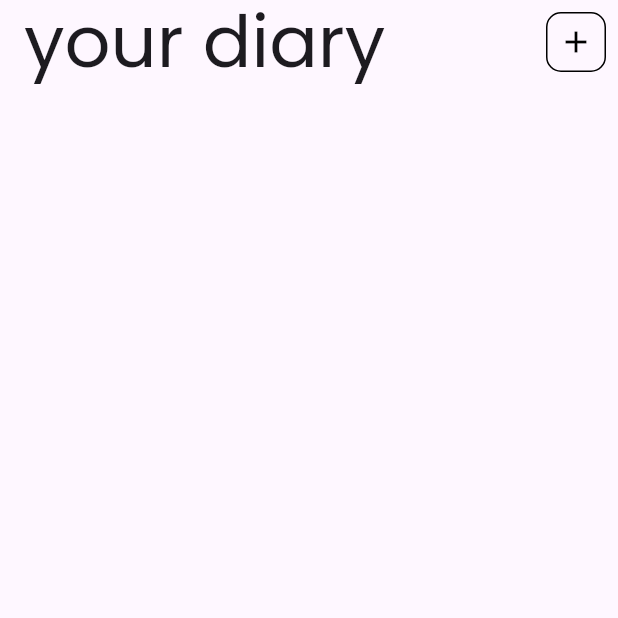
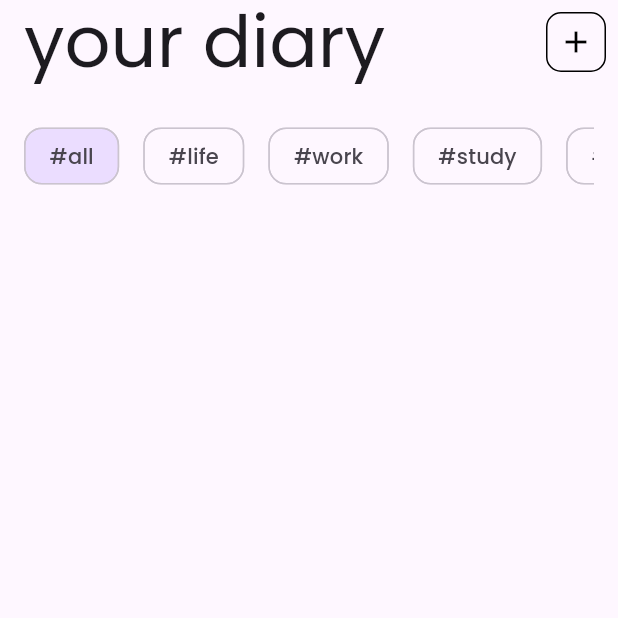
Before and after one commit to y0S6m1sP/Diary, a Flutter app: the OverviewScreen screen opened directly, on a phone screen of 412 x 824 dp, the top half of it. Run offline on Flutter 3.47's test engine with Material 3 defaults, Android fonts, the phone set to English and light mode, and no system bars; our stand-ins replace bloc, cloud_firestore, equatable, firebase_auth, firebase_core, firebase_storage and 3 more; accounts and stored records are empty.

Commit message:
feat: dummy tag list

```diff
--- a/lib/features/diary/overview/overview_cubit.dart
+++ b/lib/features/diary/overview/overview_cubit.dart
@@ -7,9 +7,13 @@ class OverviewCubit extends Cubit<OverviewState> {
 
   final DiaryRepository _diaryRepository;
 
+  void selectedTagChanged(String tag) {
+    emit(state.copyWith(selectedTag: tag));
+  }
+
   void watchDiaries() {
     _diaryRepository.watchDiaries().listen((diaries) {
-      emit(OverviewState(diaries: diaries));
+      emit(state.copyWith(diaries: diaries));
     });
   }
 }
--- a/lib/features/diary/overview/overview_screen.dart
+++ b/lib/features/diary/overview/overview_screen.dart
@@ -1,4 +1,3 @@
-import 'package:diary/data/model/diary.dart';
 import 'package:diary/domain/repository/diary_repository.dart';
 import 'package:diary/features/diary/add_diary/add_diary_screen.dart';
 import 'package:diary/features/diary/overview/overview_cubit.dart';
@@ -41,7 +40,15 @@ class _OverviewContent extends StatelessWidget {
 
   @override
   Widget build(BuildContext context) {
-    return const _DiaryList();
+    return const Column(
+      crossAxisAlignment: CrossAxisAlignment.start,
+      children: [
+        SizedBox(height: 8),
+        _DiaryTagList(),
+        SizedBox(height: 24),
+        Expanded(child: _DiaryList()),
+      ],
+    );
   }
 }
 
@@ -102,7 +109,6 @@ class _DiaryList extends StatefulWidget {
 }
 
 class _DiaryListState extends State<_DiaryList> {
-
   @override
   void initState() {
     super.initState();
@@ -126,3 +132,58 @@ class _DiaryListState extends State<_DiaryList> {
     );
   }
 }
+
+final dummyTag = [
+  'all',
+  'life',
+  'work',
+  'study',
+  'travel',
+  'hobby',
+  'test1',
+  'test2'
+];
+
+class _DiaryTagList extends StatefulWidget {
+  const _DiaryTagList();
+
+  @override
+  State<_DiaryTagList> createState() {
+    return _DiaryTagListState();
+  }
+}
+
+class _DiaryTagListState extends State<_DiaryTagList> {
+  @override
+  Widget build(BuildContext context) {
+    return BlocBuilder<OverviewCubit, OverviewState>(
+      builder: (context, state) {
+        return SingleChildScrollView(
+          scrollDirection: Axis.horizontal,
+          child: Row(
+            children: [
+              for (var tag in dummyTag)
+                Padding(
+                  padding: const EdgeInsets.only(right: 16),
+                  child: InkWell(
+                    onTap: () {
+                      context.read<OverviewCubit>().selectedTagChanged(tag);
+                    },
+                    child: Chip(
+                      backgroundColor: state.selectedTag == tag
+                          ? Theme.of(context).colorScheme.primaryContainer
+                          : null,
+                      label: Text('#$tag'),
+                      shape: RoundedRectangleBorder(
+                        borderRadius: BorderRadius.circular(12),
+                      ),
+                    ),
+                  ),
+                ),
+            ],
+          ),
+        );
+      },
+    );
+  }
+}
--- a/lib/features/diary/overview/overview_state.dart
+++ b/lib/features/diary/overview/overview_state.dart
@@ -4,11 +4,26 @@ import 'package:equatable/equatable.dart';
 class OverviewState extends Equatable {
   const OverviewState({
     this.diaries = const [],
+    this.tags = const [],
+    this.selectedTag = 'all',
   });
 
   final List<Diary> diaries;
+  final List<String> tags;
+  final String selectedTag;
 
   @override
-  List<Object?> get props => [diaries];
+  List<Object?> get props => [diaries, tags, selectedTag];
 
+  OverviewState copyWith({
+    List<Diary>? diaries,
+    List<String>? tags,
+    String? selectedTag,
+  }) {
+    return OverviewState(
+      diaries: diaries ?? this.diaries,
+      tags: tags ?? this.tags,
+      selectedTag: selectedTag ?? this.selectedTag,
+    );
+  }
 }
```
